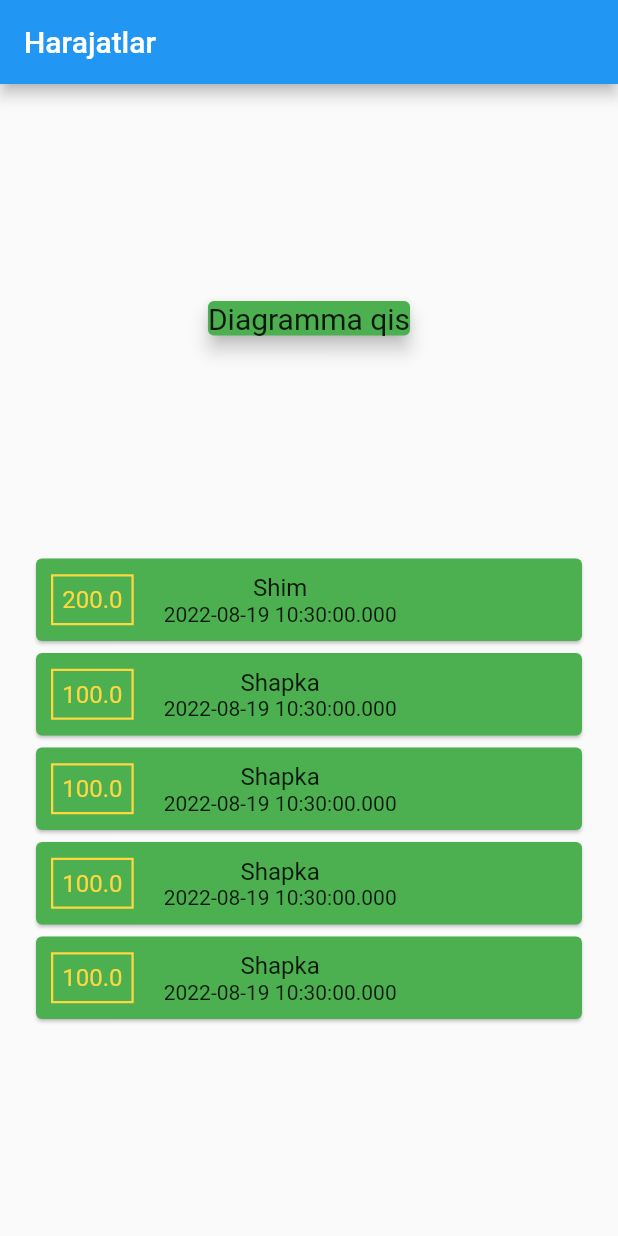
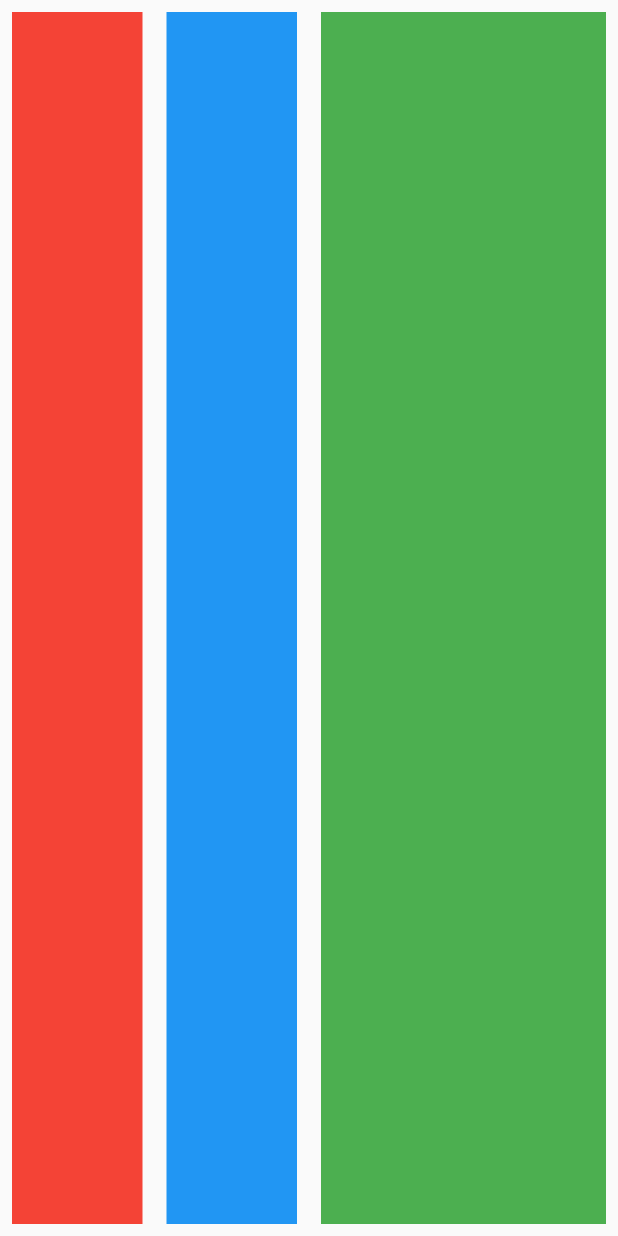
Before and after one commit to Asadbek-IP/expenses, a Flutter app: the screen it shows after launch, on a phone screen of 412 x 824 dp. Run offline on Flutter 3.47's test engine with Material 2 defaults, Android fonts, the phone set to English and light mode, and no system bars.

Commit message:
columnexcample

```diff
--- /dev/null
+++ b/lib/columnexcample.dart
@@ -0,0 +1,38 @@
+import 'package:flutter/material.dart';
+
+class ColumnExcample extends StatelessWidget {
+  const ColumnExcample({Key? key}) : super(key: key);
+
+  @override
+  Widget build(BuildContext context) {
+    return MaterialApp(
+      home: Scaffold(
+        body: Row(
+          children: [
+          Expanded(
+            child: Container(
+              margin: EdgeInsets.all(8),
+             height: double.infinity,
+              color: Colors.red,
+            ),
+          ),
+          Expanded(
+            child: Container(
+              margin: EdgeInsets.all(8),
+             height: double.infinity,
+              color: Colors.blue,
+            ),
+          ),
+          Expanded(
+            flex: 2,
+            child: Container(
+              margin: EdgeInsets.all(8),
+             height: double.infinity,
+              color: Colors.green,
+            ),
+          ),
+        ],),
+      ),
+    );
+  }
+}
--- a/lib/main.dart
+++ b/lib/main.dart
@@ -1,9 +1,10 @@
+import 'package:expenses/columnexcample.dart';
 import 'package:expenses/transaction.dart';
 import 'package:flutter/cupertino.dart';
 import 'package:flutter/material.dart';
 
 void main(List<String> args) {
-  runApp(const Expenses());
+  runApp(const ColumnExcample());
 }
 
 class Expenses extends StatefulWidget {
@@ -17,34 +18,41 @@
   List<Transaction> transactions = [
     Transaction(
       id: "123",
-      price: 200.0,
+      price: 60000,
       title: "Shim",
       date: DateTime.now(),
     ),
     Transaction(
       id: "124",
-      price: 100.0,
+      price: 80000,
       title: "Shapka",
       date: DateTime.now(),
     ),
       Transaction(
       id: "124",
-      price: 100.0,
+      price: 50000,
       title: "Shapka",
       date: DateTime.now(),
     ),
       Transaction(
       id: "124",
-      price: 100.0,
+      price: 90000,
       title: "Shapka",
       date: DateTime.now(),
     ),
     Transaction(
       id: "127",
-      price: 100.0,
+      price: 20000,
       title: "Shapka",
       date: DateTime.now(),
     ),
+    Transaction(
+      id: "127",
+      price: 20000,
+      title: "Shapka",
+      date: DateTime.now(),
+    ),
+
   ];
 
   @override
@@ -81,22 +89,32 @@
                           Container(
                             padding: const EdgeInsets.all(6),
                             decoration: BoxDecoration(
-                              border: Border.all(width: 1.5, color: Colors.amberAccent),
+                              border: Border.all(width: 2.0, color:  Colors.purple),
+
                             ),
-                            child: Text(
-                              tr.price.toString(),
-                              style: const TextStyle(fontSize: 16,color: Colors.amberAccent),
+                            child: Row(
+                              crossAxisAlignment: CrossAxisAlignment.end,
+                              children: [
+                                Text(
+                                  tr.price.toString(),
+                                  style: const TextStyle(fontSize: 20,color: Colors.purple,fontWeight: FontWeight.bold),
+                                ),
+                                Text(" so'm",style: TextStyle(color:Colors.purple,fontSize: 13,fontWeight: FontWeight.w700),)
+                              ],
                             ),
                           ),
                           SizedBox(width: 20,),
                           Column(
+                            crossAxisAlignment: CrossAxisAlignment.start,
                             children: [
                               Text(
                                 tr.title!,
-                                style: TextStyle(fontSize: 16),
+                                style: TextStyle(fontSize: 20,fontWeight: FontWeight.w700),
                               ),
+                              SizedBox(height: 5,),
                               Text(
-                                tr.date.toString(),
+                                tr.date.toString().substring(0,10),
+                                style: const TextStyle(color: Colors.white),
                               ),
                             ],
                           ),
```
